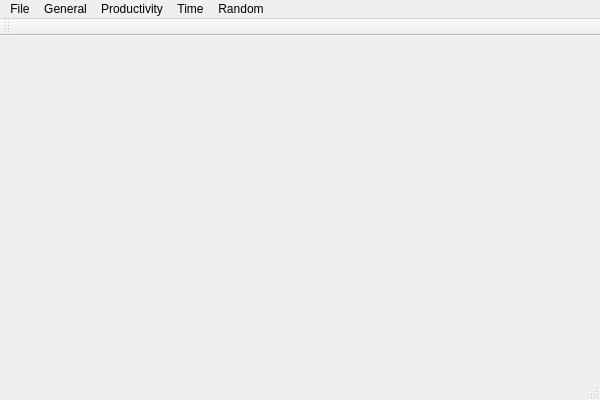
Qt form HxNxToolkit.ui (Hitonoriol/HxNxToolkit) before a commit.
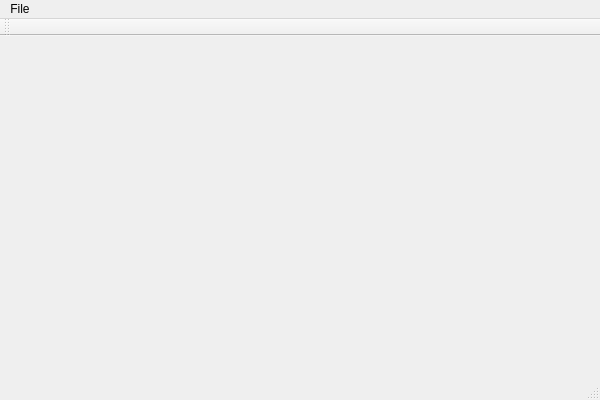
The same form after that commit.

Commit message: Separate component creation / registration logic from main window class

What changed in the file:
```diff
--- a/HxNxToolkit.ui
+++ b/HxNxToolkit.ui
@@ -70,39 +70,7 @@
     <addaction name="ActionLoadTab"/>
     <addaction name="separator"/>
    </widget>
-   <widget class="QMenu" name="MenuGeneral">
-    <property name="title">
-     <string>General</string>
-    </property>
-    <addaction name="ActionBaseConverter"/>
-    <addaction name="ActionCalculator"/>
-   </widget>
-   <widget class="QMenu" name="MenuProductivity">
-    <property name="title">
-     <string>Productivity</string>
-    </property>
-    <addaction name="ActionChecklist"/>
-    <addaction name="ActionTaskTracker"/>
-   </widget>
-   <widget class="QMenu" name="MenuTime">
-    <property name="title">
-     <string>Time</string>
-    </property>
-    <addaction name="ActionStopwatch"/>
-    <addaction name="ActionTimer"/>
-   </widget>
-   <widget class="QMenu" name="menuRandom">
-    <property name="title">
-     <string>Random</string>
-    </property>
-    <addaction name="ActionRandomNumber"/>
-    <addaction name="ActionRandomString"/>
-   </widget>
    <addaction name="MenuFile"/>
-   <addaction name="MenuGeneral"/>
-   <addaction name="MenuProductivity"/>
-   <addaction name="MenuTime"/>
-   <addaction name="menuRandom"/>
   </widget>
   <widget class="QToolBar" name="MainToolBar">
    <attribute name="toolBarArea">
```
Left out of the diff: 128 changed lines with no effect on the pictures. The commit also changes 6 other files.
